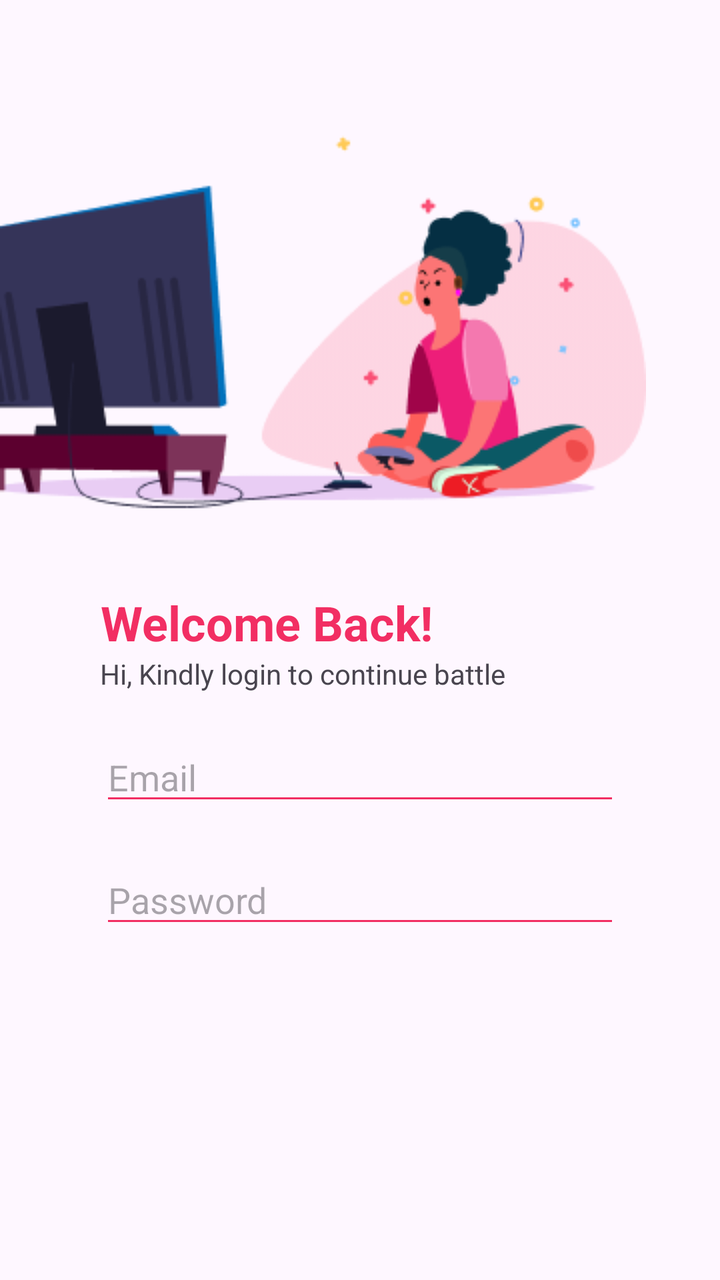
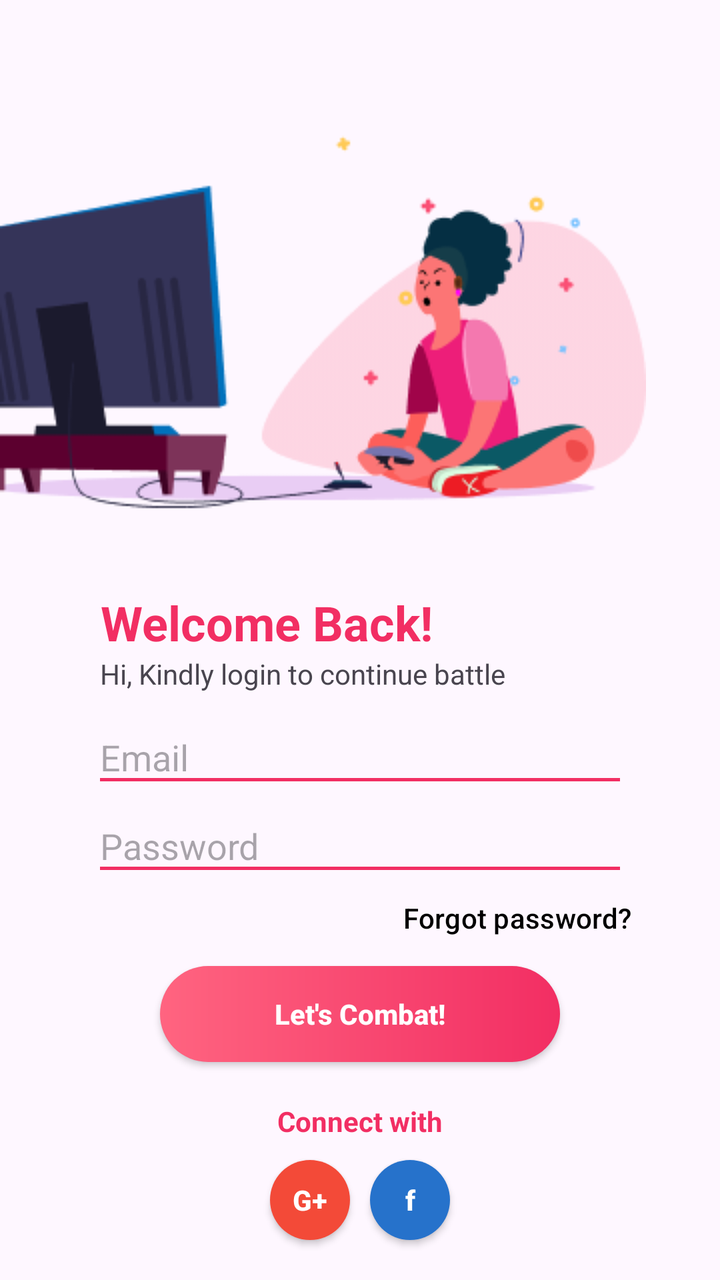

An Android layout rendered at two revisions. The XML below is the earlier revision; the diff shows what the commit changed to produce the second picture.
<!-- AndroidManifest.xml: application theme Theme.Professionals -->
<!-- res/layout/login.xml -->
<?xml version="1.0" encoding="utf-8"?>
<androidx.constraintlayout.widget.ConstraintLayout xmlns:android="http://schemas.android.com/apk/res/android"
    xmlns:app="http://schemas.android.com/apk/res-auto"
    android:layout_width="match_parent"
    android:layout_height="match_parent">

    <ImageView
        android:id="@+id/img_login"
        android:layout_width="wrap_content"
        android:layout_height="wrap_content"
        android:layout_marginTop="50dp"
        android:src="@drawable/img_login"

        app:layout_constraintStart_toStartOf="parent"
        app:layout_constraintTop_toTopOf="parent" />

    <TextView
        android:id="@+id/Tv_login"
        android:layout_width="wrap_content"
        android:layout_height="wrap_content"
        android:layout_marginStart="50dp"
        android:layout_marginTop="40dp"
        android:gravity="center"
        android:text="@string/login_main_text"
        android:textColor="@color/main_pink"
        android:textSize="24sp"
        android:textStyle="bold"
        app:layout_constraintStart_toStartOf="parent"
        app:layout_constraintTop_toBottomOf="@id/img_login" />

    <TextView
        android:id="@+id/secondText1"
        android:layout_width="wrap_content"
        android:layout_height="wrap_content"
        android:layout_marginStart="50dp"
        android:text="@string/login_second_text"
        app:layout_constraintStart_toStartOf="parent"
        app:layout_constraintTop_toBottomOf="@id/Tv_login" />

    <EditText
        android:id="@+id/etEmail"
        android:layout_width="match_parent"
        android:layout_height="wrap_content"
        android:layout_marginHorizontal="50dp"
        android:layout_marginTop="20dp"
        android:backgroundTint="@color/main_pink"
        android:hint="Email"
        app:layout_constraintEnd_toEndOf="parent"
        app:layout_constraintTop_toBottomOf="@id/secondText1" />

    <EditText
        android:id="@+id/etPassword"
        android:layout_width="match_parent"
        android:layout_height="wrap_content"
        android:layout_marginHorizontal="50dp"
        android:layout_marginTop="20dp"
        android:backgroundTint="@color/main_pink"
        android:hint="Password"
        android:inputType="textPassword"
        app:layout_constraintEnd_toEndOf="parent"
        app:layout_constraintTop_toBottomOf="@id/etEmail" />

</androidx.constraintlayout.widget.ConstraintLayout>
<!-- resources referenced by this layout -->
<resources>
  <color name="main_pink">#F22E63</color>
  <!-- drawable img_login: png bitmap (drawable, 20112 bytes) -->
  <string name="login_main_text">Welcome Back!</string>
  <string name="login_second_text">Hi, Kindly login to continue battle</string>
  <style name="Theme.Professionals" parent="Base.Theme.Professionals" />
  <style name="Base.Theme.Professionals" parent="Theme.Material3.DayNight.NoActionBar">
          
          
      </style>
</resources>

<!-- the commit's change to res/layout/login.xml (unified diff, before → after) -->
@@ -1,6 +1,8 @@
 <?xml version="1.0" encoding="utf-8"?>
-<androidx.constraintlayout.widget.ConstraintLayout xmlns:android="http://schemas.android.com/apk/res/android"
+<androidx.constraintlayout.widget.ConstraintLayout
+    xmlns:android="http://schemas.android.com/apk/res/android"
     xmlns:app="http://schemas.android.com/apk/res-auto"
+    xmlns:tools="http://schemas.android.com/tools"
     android:layout_width="match_parent"
     android:layout_height="match_parent">
 
@@ -9,8 +11,9 @@
         android:layout_width="wrap_content"
         android:layout_height="wrap_content"
         android:layout_marginTop="50dp"
+        android:layout_marginEnd="50dp"
+        app:layout_constraintBottom_toTopOf="@id/Tv_login"
         android:src="@drawable/img_login"
-
         app:layout_constraintStart_toStartOf="parent"
         app:layout_constraintTop_toTopOf="parent" />
 
@@ -45,7 +48,9 @@
         android:layout_marginTop="20dp"
         android:backgroundTint="@color/main_pink"
         android:hint="Email"
+        android:background="@drawable/et_line"
         app:layout_constraintEnd_toEndOf="parent"
+        app:layout_constraintStart_toStartOf="parent"
         app:layout_constraintTop_toBottomOf="@id/secondText1" />
 
     <EditText
@@ -56,8 +61,105 @@
         android:layout_marginTop="20dp"
         android:backgroundTint="@color/main_pink"
         android:hint="Password"
+        android:background="@drawable/et_line"
         android:inputType="textPassword"
         app:layout_constraintEnd_toEndOf="parent"
+        app:layout_constraintStart_toStartOf="parent"
         app:layout_constraintTop_toBottomOf="@id/etEmail" />
 
+    <Button
+        android:id="@+id/forgot_pass"
+        android:layout_width="wrap_content"
+        android:layout_height="wrap_content"
+        android:backgroundTint="@android:color/transparent"
+        android:text="Forgot password?"
+        android:layout_marginEnd="20dp"
+        android:textColor="@color/black"
+        app:layout_constraintTop_toBottomOf="@id/etPassword"
+        app:layout_constraintEnd_toEndOf="parent" />
+
+    <androidx.appcompat.widget.AppCompatButton
+        android:id="@+id/gradientBtn3"
+        android:layout_width="match_parent"
+        android:layout_height="wrap_content"
+        android:background="@drawable/button_custom1"
+        android:text="Let's Combat!"
+        android:textStyle="bold"
+        android:textAllCaps="false"
+        android:layout_marginLeft="80dp"
+        android:layout_marginRight="80dp"
+        android:textColor="@color/white"
+        app:layout_constraintTop_toBottomOf="@id/forgot_pass"
+        app:layout_constraintStart_toStartOf="parent"
+        app:layout_constraintEnd_toEndOf="parent" />
+
+    <TextView
+        android:id="@+id/connText"
+        android:layout_width="wrap_content"
+        android:layout_height="wrap_content"
+        android:layout_marginTop="20dp"
+        android:text="Connect with"
+        android:textColor="@color/main_pink"
+        android:textStyle="bold"
+        app:layout_constraintEnd_toEndOf="parent"
+        app:layout_constraintStart_toStartOf="parent"
+        app:layout_constraintTop_toBottomOf="@+id/gradientBtn3" />
+
+    <androidx.constraintlayout.widget.Guideline
+        android:id="@+id/guideline"
+        android:layout_width="wrap_content"
+        android:layout_height="wrap_content"
+        android:orientation="vertical"
+        app:layout_constraintGuide_percent="0.5" />
+
+    <androidx.appcompat.widget.AppCompatButton
+        android:id="@+id/googleBtn"
+        android:layout_width="40dp"
+        android:layout_height="40dp"
+        android:layout_marginTop="10dp"
+        android:layout_marginEnd="5dp"
+        android:background="@drawable/button_google"
+        android:text="G+"
+        android:textAllCaps="false"
+        android:textColor="@color/white"
+        android:textStyle="bold"
+        app:layout_constraintEnd_toStartOf="@id/guideline"
+        app:layout_constraintTop_toBottomOf="@id/connText" />
+
+    <androidx.appcompat.widget.AppCompatButton
+        android:id="@+id/facebookBtn"
+        android:layout_width="40dp"
+        android:layout_height="40dp"
+        android:layout_marginStart="5dp"
+        android:layout_marginTop="10dp"
+        android:background="@drawable/button_facebook"
+        android:text="f"
+        android:textAllCaps="false"
+        android:textColor="@color/white"
+        android:textStyle="bold"
+        app:layout_constraintStart_toEndOf="@id/guideline"
+        app:layout_constraintTop_toBottomOf="@id/connText" />
+
+    <TextView
+        android:id="@+id/TvNoAcc"
+        android:layout_width="wrap_content"
+        android:layout_height="wrap_content"
+        android:layout_marginTop="20dp"
+        android:gravity="center"
+        android:text="Don't have and account?"
+        app:layout_constraintEnd_toEndOf="parent"
+        app:layout_constraintStart_toStartOf="parent"
+        app:layout_constraintTop_toBottomOf="@id/googleBtn" />
+
+    <Button
+        android:layout_width="wrap_content"
+        android:layout_height="wrap_content"
+        android:backgroundTint="@android:color/transparent"
+        android:text="Create Account"
+        android:textColor="@color/main_pink"
+        android:textStyle="bold"
+        app:layout_constraintEnd_toEndOf="parent"
+        app:layout_constraintStart_toStartOf="parent"
+        app:layout_constraintTop_toBottomOf="@id/TvNoAcc" />
+
 </androidx.constraintlayout.widget.ConstraintLayout>
<!-- resource entries referenced after the edit -->
@@ -1,10 +1,50 @@
 <!-- resources referenced by this layout -->
 <resources>
+  <color name="black">#FF000000</color>
   <color name="main_pink">#F22E63</color>
+  <color name="white">#FFFFFFFF</color>
+  <!-- drawable button_custom1 (drawable) -->
+  <?xml version="1.0" encoding="utf-8"?>
+  <shape xmlns:android="http://schemas.android.com/apk/res/android"
+      android:shape="rectangle">
+      <gradient
+          android:angle="180"
+          android:startColor="@color/main_pink"
+          android:endColor="@color/light_pink"
+          android:type="linear" />
+      <corners android:radius="30dp" />
+  </shape>
+  <!-- drawable button_facebook (drawable) -->
+  <?xml version="1.0" encoding="utf-8"?>
+  <shape xmlns:android="http://schemas.android.com/apk/res/android"
+      android:shape="oval">
+      <solid android:color="@color/btn_facebook"/>
+      <corners android:radius="20dp" />
+  </shape>
+  <!-- drawable button_google (drawable) -->
+  <?xml version="1.0" encoding="utf-8"?>
+  <shape xmlns:android="http://schemas.android.com/apk/res/android"
+      android:shape="oval">
+      <solid android:color="@color/btn_google"/>
+      <corners android:radius="20dp" />
+  </shape>
+  <!-- drawable et_line (drawable) -->
+  <?xml version="1.0" encoding="utf-8"?>
+  <layer-list xmlns:android="http://schemas.android.com/apk/res/android">
+      <item android:top="-2dp" android:right="-2dp" android:left="-2dp">
+          <shape>
+              <solid android:color="@android:color/transparent" />
+              <stroke android:width="1.5dp" android:color="@color/main_pink" />
+          </shape>
+      </item>
+  </layer-list>
   <!-- drawable img_login: png bitmap (drawable, 20112 bytes) -->
   <string name="login_main_text">Welcome Back!</string>
   <string name="login_second_text">Hi, Kindly login to continue battle</string>
   <style name="Theme.Professionals" parent="Base.Theme.Professionals" />
+  <color name="light_pink">#FF6480</color>
+  <color name="btn_facebook">#2672CB</color>
+  <color name="btn_google">#F34A38</color>
   <style name="Base.Theme.Professionals" parent="Theme.Material3.DayNight.NoActionBar">
           
           
